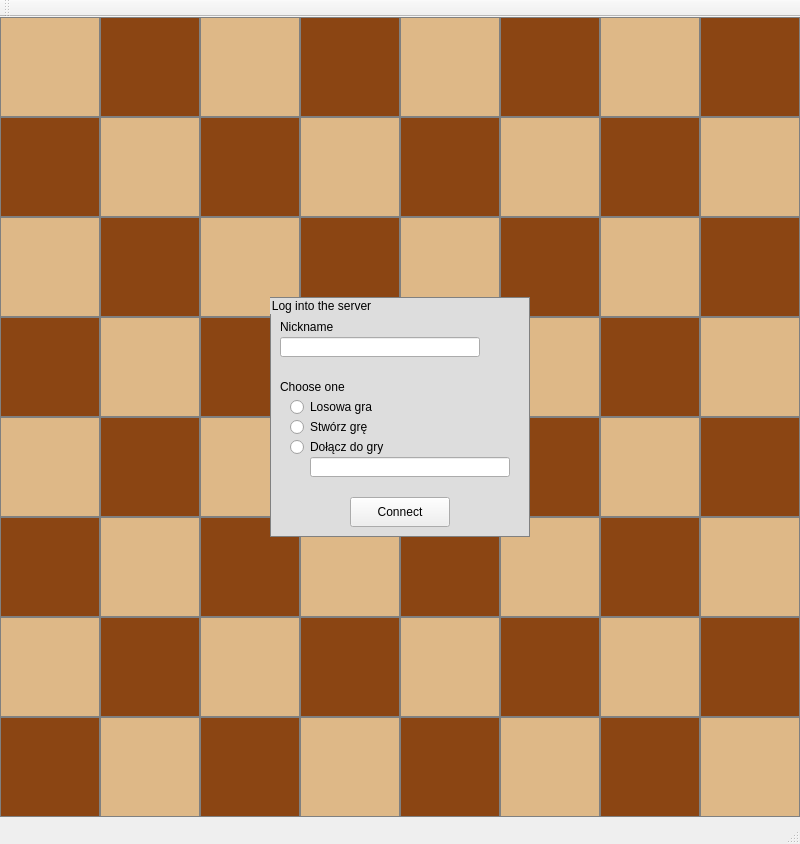
First picture: the form in QtGUI/mainwindow.ui, repository Adrix0n/chess_QT_GUI, before the edit.
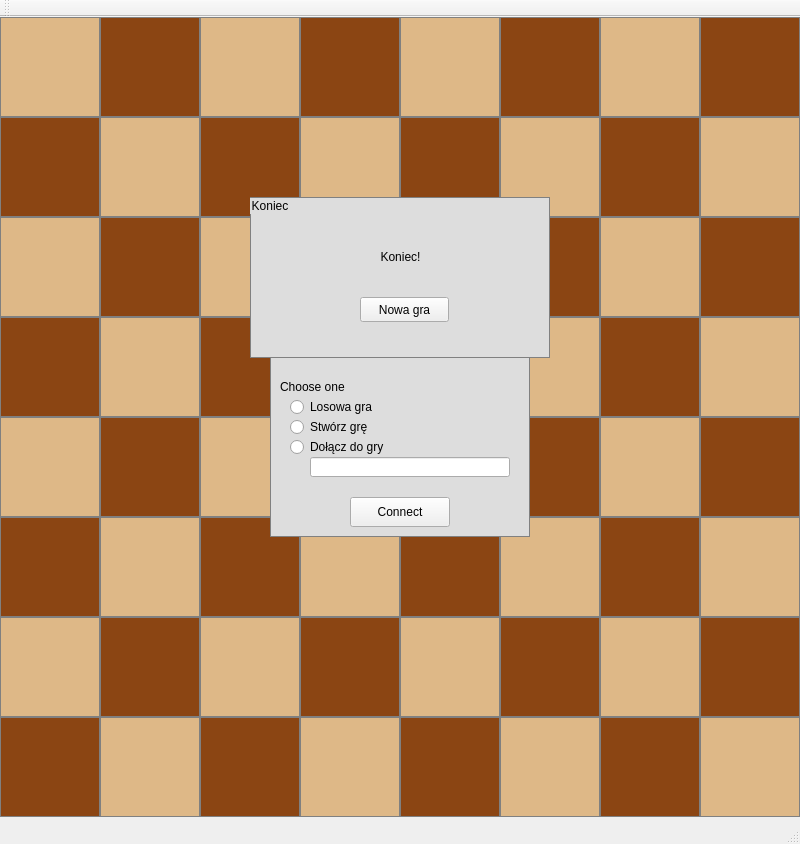
Second picture: the form after the edit.

Commit message: Added game end label to QUI program, GUI client now understand special messages from server

Patch:
```diff
--- a/QtGUI/mainwindow.ui
+++ b/QtGUI/mainwindow.ui
@@ -2385,6 +2385,67 @@
      </property>
     </widget>
    </widget>
+   <widget class="QGroupBox" name="endBox">
+    <property name="geometry">
+     <rect>
+      <x>250</x>
+      <y>180</y>
+      <width>300</width>
+      <height>161</height>
+     </rect>
+    </property>
+    <property name="styleSheet">
+     <string notr="true">QGroupBox{
+	background-color: #DDDDDD;
+	border: 1px solid gray;
+}
+</string>
+    </property>
+    <property name="title">
+     <string>Koniec</string>
+    </property>
+    <widget class="QLabel" name="endLabel">
+     <property name="enabled">
+      <bool>true</bool>
+     </property>
+     <property name="geometry">
+      <rect>
+       <x>0</x>
+       <y>40</y>
+       <width>301</width>
+       <height>40</height>
+      </rect>
+     </property>
+     <property name="layoutDirection">
+      <enum>Qt::LeftToRight</enum>
+     </property>
+     <property name="styleSheet">
+      <string notr="true"/>
+     </property>
+     <property name="text">
+      <string>Koniec!</string>
+     </property>
+     <property name="alignment">
+      <set>Qt::AlignCenter</set>
+     </property>
+     <property name="wordWrap">
+      <bool>false</bool>
+     </property>
+    </widget>
+    <widget class="QPushButton" name="newGameButton">
+     <property name="geometry">
+      <rect>
+       <x>110</x>
+       <y>100</y>
+       <width>89</width>
+       <height>25</height>
+      </rect>
+     </property>
+     <property name="text">
+      <string>Nowa gra</string>
+     </property>
+    </widget>
+   </widget>
    <zorder>tileA8</zorder>
    <zorder>tileB8</zorder>
    <zorder>tileC8</zorder>
@@ -2450,6 +2511,7 @@
    <zorder>tileA1</zorder>
    <zorder>tileE5</zorder>
    <zorder>groupBox</zorder>
+   <zorder>endBox</zorder>
   </widget>
   <widget class="QMenuBar" name="menubar">
    <property name="geometry">
```
The commit also changes 2 other files.
